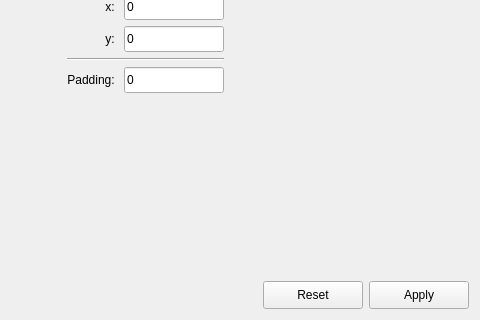
First picture: the form in src/gui/dialogs/settings/frames/cbedareaframe.ui, repository JJPPeters/clTEM, before the edit; both pictures show x 190 to 670 and y 220 to 540 of the 670 by 540 pixel window.
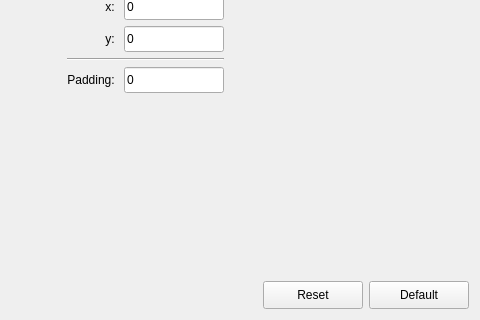
Second picture: the form after the edit. Custom widgets are drawn as their Qt base class.

Diff of the .ui file:
```diff
--- a/src/gui/dialogs/settings/frames/cbedareaframe.ui
+++ b/src/gui/dialogs/settings/frames/cbedareaframe.ui
@@ -213,7 +213,7 @@
         </size>
        </property>
        <property name="text">
-        <string>Apply</string>
+        <string>Default</string>
        </property>
       </widget>
      </item>
```
Left out of the diff: 4 changed lines with no effect on the pictures.
